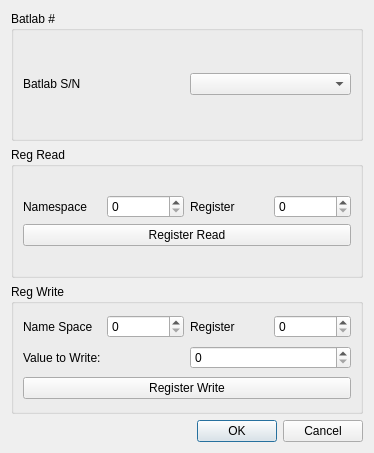
Before: the Qt Designer form src/dialogs/batlabdebugdialog/batlabdebugdialog.ui in Lexcelon/batlab-toolkit-gui, drawn with Qt 5.
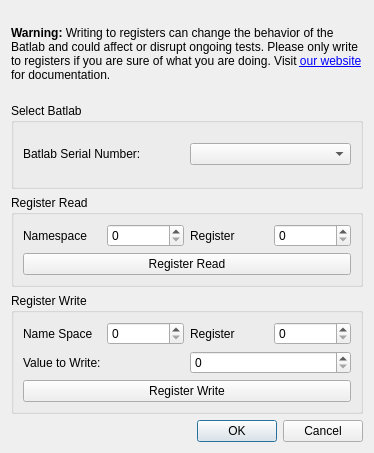
After: the same form once the commit is applied.

```diff
--- a/src/dialogs/batlabdebugdialog/batlabdebugdialog.ui
+++ b/src/dialogs/batlabdebugdialog/batlabdebugdialog.ui
@@ -14,20 +14,30 @@
    <string>Dialog</string>
   </property>
   <layout class="QVBoxLayout" name="verticalLayout_2">
+   <item>
+    <widget class="QLabel" name="label_3">
+     <property name="text">
+      <string>&lt;html&gt;&lt;head/&gt;&lt;body&gt;&lt;p&gt;&lt;span style=&quot; font-weight:600;&quot;&gt;Warning:&lt;/span&gt; Writing to registers can change the behavior of the Batlab and could affect or disrupt ongoing tests. Please only write to registers if you are sure of what you are doing. Visit &lt;a href=&quot;https://www.lexcelon.com/resources/&quot;&gt;&lt;span style=&quot; text-decoration: underline; color:#0000ff;&quot;&gt;our website&lt;/span&gt;&lt;/a&gt; for documentation.&lt;/p&gt;&lt;/body&gt;&lt;/html&gt;</string>
+     </property>
+     <property name="wordWrap">
+      <bool>true</bool>
+     </property>
+    </widget>
+   </item>
    <item>
     <widget class="QGroupBox" name="groupBox_4">
      <property name="title">
-      <string>Batlab #</string>
+      <string>Select Batlab</string>
      </property>
      <layout class="QGridLayout" name="gridLayout">
       <item row="0" column="0">
        <widget class="QLabel" name="label_2">
         <property name="text">
-         <string>Batlab S/N</string>
+         <string>Batlab Serial Number:</string>
         </property>
        </widget>
       </item>
-      <item row="0" column="1">
+      <item row="0" column="2">
        <widget class="QComboBox" name="comboBox"/>
       </item>
      </layout>
@@ -36,7 +46,7 @@
    <item>
     <widget class="QGroupBox" name="groupBox">
      <property name="title">
-      <string>Reg Read</string>
+      <string>Register Read</string>
      </property>
      <layout class="QGridLayout" name="gridLayout_2">
       <item row="0" column="0">
@@ -94,7 +104,7 @@
    <item>
     <widget class="QGroupBox" name="groupBox_2">
      <property name="title">
-      <string>Reg Write</string>
+      <string>Register Write</string>
      </property>
      <layout class="QGridLayout" name="gridLayout_3">
       <item row="0" column="0">
```
